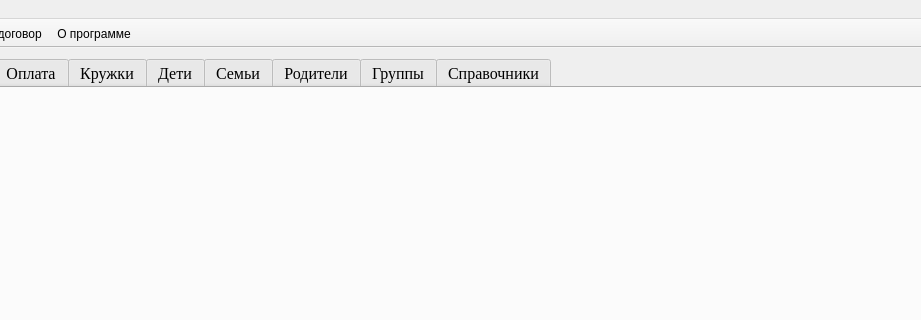
Before: the Qt Designer form view/main_window.ui in AlevtinAntonov/paid_services, drawn with Qt 5; both pictures show x 134 to 1055 and y 0 to 320 of the 1307 by 838 pixel window.
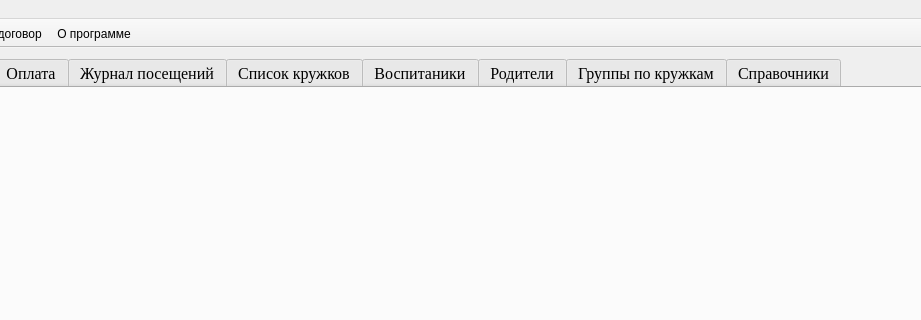
After: the same form once the commit is applied. Icons and pictures are not drawn.

```diff
--- a/view/main_window.ui
+++ b/view/main_window.ui
@@ -37,19 +37,19 @@
        </attribute>
        <layout class="QVBoxLayout" name="verticalLayout_4"/>
       </widget>
+      <widget class="QWidget" name="tab_VisitLog">
+       <attribute name="title">
+        <string>Журнал посещений</string>
+       </attribute>
+      </widget>
       <widget class="QWidget" name="tab_Lessons">
        <attribute name="title">
-        <string>Кружки</string>
+        <string>Список кружков</string>
        </attribute>
       </widget>
       <widget class="QWidget" name="tab_Children">
        <attribute name="title">
-        <string>Дети</string>
-       </attribute>
-      </widget>
-      <widget class="QWidget" name="tab_Family">
-       <attribute name="title">
-        <string>Семьи</string>
+        <string>Воспитаники</string>
        </attribute>
       </widget>
       <widget class="QWidget" name="tab_Parents">
@@ -59,7 +59,7 @@
       </widget>
       <widget class="QWidget" name="tab_Teams">
        <attribute name="title">
-        <string>Группы</string>
+        <string>Группы по кружкам</string>
        </attribute>
       </widget>
       <widget class="QWidget" name="tab_Dictionary">
```
Left out of the diff: 19 changed lines with no effect on the pictures.
